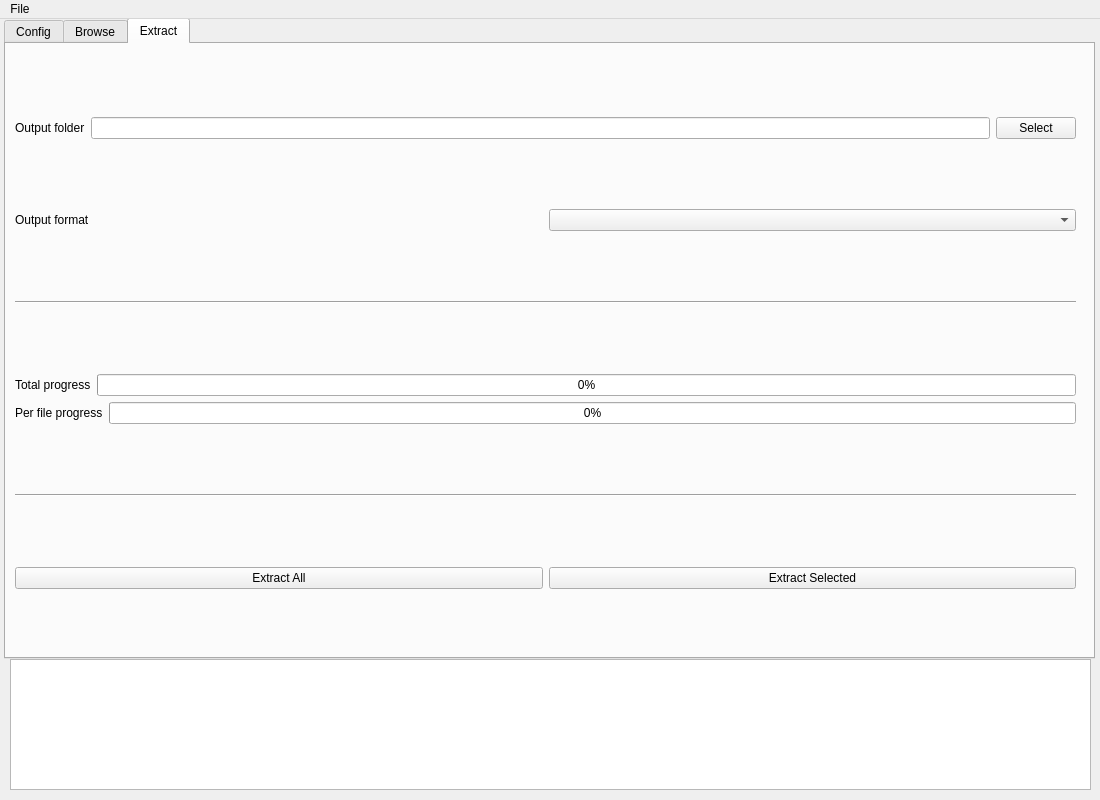
Before: the Qt Designer form gui.ui in Escartem/AnimeWwise, drawn with Qt 5.
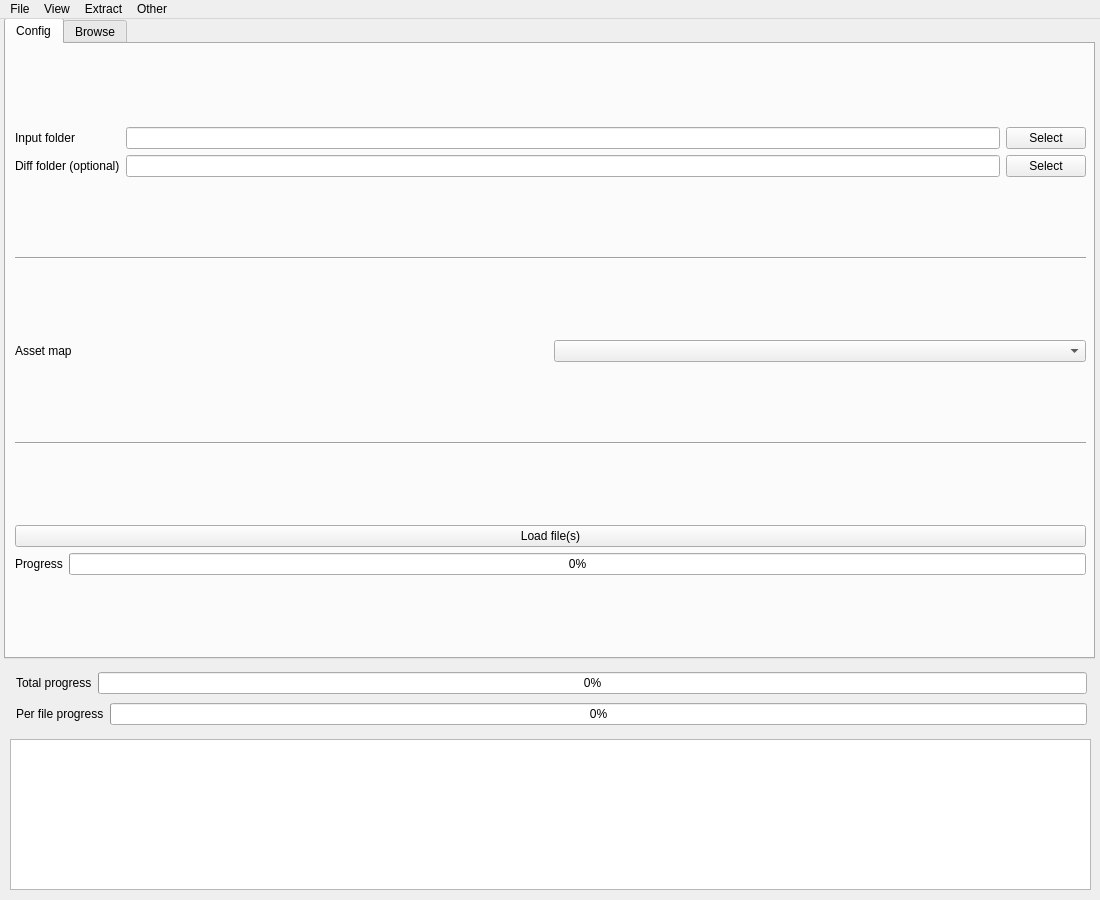
After: the same form once the commit is applied. The open tabs and pages were chosen to show the change.

Diff of the .ui file:
```diff
--- a/gui.ui
+++ b/gui.ui
@@ -5,24 +5,27 @@
   <property name="windowModality">
    <enum>Qt::NonModal</enum>
   </property>
+  <property name="enabled">
+   <bool>true</bool>
+  </property>
   <property name="geometry">
    <rect>
     <x>0</x>
     <y>0</y>
     <width>1100</width>
-    <height>800</height>
+    <height>900</height>
    </rect>
   </property>
   <property name="minimumSize">
    <size>
     <width>1100</width>
-    <height>800</height>
+    <height>900</height>
    </size>
   </property>
   <property name="maximumSize">
    <size>
     <width>1100</width>
-    <height>800</height>
+    <height>900</height>
    </size>
   </property>
   <property name="windowTitle">
@@ -235,135 +238,46 @@
        <string>Search something...</string>
       </property>
      </widget>
-    </widget>
-    <widget class="QWidget" name="extractTab">
-     <attribute name="title">
-      <string>Extract</string>
-     </attribute>
-     <widget class="QWidget" name="verticalLayoutWidget_2">
+     <widget class="QWidget" name="horizontalLayoutWidget">
       <property name="geometry">
        <rect>
-        <x>9</x>
-        <y>9</y>
-        <width>1061</width>
-        <height>601</height>
+        <x>0</x>
+        <y>580</y>
+        <width>1081</width>
+        <height>31</height>
        </rect>
       </property>
-      <layout class="QVBoxLayout" name="mainVLayout2">
+      <layout class="QHBoxLayout" name="horizontalLayout">
        <item>
-        <layout class="QHBoxLayout" name="outputLayout">
-         <item>
-          <widget class="QLabel" name="outputLabel">
-           <property name="text">
-            <string>Output folder</string>
-           </property>
-          </widget>
-         </item>
-         <item>
-          <widget class="QLineEdit" name="outputPath">
-           <property name="readOnly">
-            <bool>true</bool>
-           </property>
-          </widget>
-         </item>
-         <item>
-          <widget class="QPushButton" name="changeOutput">
-           <property name="text">
-            <string>Select</string>
-           </property>
-          </widget>
-         </item>
-        </layout>
+        <widget class="QLabel" name="audioInfoLabel">
+         <property name="text">
+          <string>sample_long_name.wem | Duration : 00:00 | Stereo (48000Hz)</string>
+         </property>
+        </widget>
        </item>
        <item>
-        <layout class="QHBoxLayout" name="outputFormatLayout">
-         <item>
-          <widget class="QLabel" name="outputFormatLabel">
-           <property name="text">
-            <string>Output format</string>
-           </property>
-          </widget>
-         </item>
-         <item>
-          <widget class="QComboBox" name="outputFormat">
-           <property name="currentText">
-            <string/>
-           </property>
-          </widget>
-         </item>
-        </layout>
-       </item>
-       <item>
-        <widget class="Line" name="separatorC">
-         <property name="orientation">
-          <enum>Qt::Horizontal</enum>
+        <widget class="QLabel" name="audioPlayPadding">
+         <property name="text">
+          <string/>
          </property>
         </widget>
        </item>
        <item>
-        <layout class="QVBoxLayout" name="progressWrapperLayout">
-         <item>
-          <layout class="QHBoxLayout" name="totalProgressLayout">
-           <item>
-            <widget class="QLabel" name="totalProgressLabel">
-             <property name="text">
-              <string>Total progress</string>
-             </property>
-            </widget>
-           </item>
-           <item>
-            <widget class="QProgressBar" name="totalProgress">
-             <property name="value">
-              <number>0</number>
-             </property>
-            </widget>
-           </item>
-          </layout>
-         </item>
-         <item>
-          <layout class="QHBoxLayout" name="fileProgressLayout">
-           <item>
-            <widget class="QLabel" name="fileProgressLabel">
-             <property name="text">
-              <string>Per file progress</string>
-             </property>
-            </widget>
-           </item>
-           <item>
-            <widget class="QProgressBar" name="fileProgress">
-             <property name="value">
-              <number>0</number>
-             </property>
-            </widget>
-           </item>
-          </layout>
-         </item>
-        </layout>
-       </item>
-       <item>
-        <widget class="Line" name="separatorD">
-         <property name="orientation">
-          <enum>Qt::Horizontal</enum>
+        <widget class="QPushButton" name="playAudioBtn">
+         <property name="enabled">
+          <bool>false</bool>
          </property>
         </widget>
        </item>
        <item>
-        <layout class="QHBoxLayout" name="extractLayout">
-         <item>
-          <widget class="QPushButton" name="extractAll">
-           <property name="text">
-            <string>Extract All</string>
-           </property>
-          </widget>
-         </item>
-         <item>
-          <widget class="QPushButton" name="extractSelected">
-           <property name="text">
-            <string>Extract Selected</string>
-           </property>
-          </widget>
-         </item>
-        </layout>
+        <widget class="QPushButton" name="stopAudioBtn">
+         <property name="enabled">
+          <bool>false</bool>
+         </property>
+         <property name="text">
+          <string>Stop</string>
+         </property>
+        </widget>
        </item>
       </layout>
      </widget>
@@ -373,9 +287,9 @@
     <property name="geometry">
      <rect>
       <x>10</x>
-      <y>640</y>
+      <y>720</y>
       <width>1081</width>
-      <height>131</height>
+      <height>151</height>
      </rect>
     </property>
     <property name="maximumSize">
@@ -394,6 +308,54 @@
      <bool>true</bool>
     </property>
    </widget>
+   <widget class="QWidget" name="layoutWidget">
+    <property name="geometry">
+     <rect>
+      <x>16</x>
+      <y>650</y>
+      <width>1071</width>
+      <height>61</height>
+     </rect>
+    </property>
+    <layout class="QVBoxLayout" name="progressWrapperLayout">
+     <item>
+      <layout class="QHBoxLayout" name="totalProgressLayout">
+       <item>
+        <widget class="QLabel" name="totalProgressLabel">
+         <property name="text">
+          <string>Total progress</string>
+         </property>
+        </widget>
+       </item>
+       <item>
+        <widget class="QProgressBar" name="totalProgress">
+         <property name="value">
+          <number>0</number>
+         </property>
+        </widget>
+       </item>
+      </layout>
+     </item>
+     <item>
+      <layout class="QHBoxLayout" name="fileProgressLayout">
+       <item>
+        <widget class="QLabel" name="fileProgressLabel">
+         <property name="text">
+          <string>Per file progress</string>
+         </property>
+        </widget>
+       </item>
+       <item>
+        <widget class="QProgressBar" name="fileProgress">
+         <property name="value">
+          <number>0</number>
+         </property>
+        </widget>
+       </item>
+      </layout>
+     </item>
+    </layout>
+   </widget>
   </widget>
   <widget class="QMenuBar" name="menubar">
    <property name="geometry">
@@ -412,7 +374,40 @@
     <addaction name="separator"/>
     <addaction name="actionExit"/>
    </widget>
+   <widget class="QMenu" name="menuExtract">
+    <property name="title">
+     <string>Extract</string>
+    </property>
+    <widget class="QMenu" name="menuOutput_format">
+     <property name="title">
+      <string>Output format</string>
+     </property>
+     <addaction name="actionformat"/>
+    </widget>
+    <addaction name="menuOutput_format"/>
+    <addaction name="separator"/>
+    <addaction name="actionExtract_All"/>
+    <addaction name="actionExtract_Selected"/>
+   </widget>
+   <widget class="QMenu" name="menuOther">
+    <property name="title">
+     <string>Other</string>
+    </property>
+    <addaction name="actionReport_a_bug"/>
+    <addaction name="actionSource_code"/>
+    <addaction name="actionDiscord"/>
+   </widget>
+   <widget class="QMenu" name="menuView">
+    <property name="title">
+     <string>View</string>
+    </property>
+    <addaction name="actionExpand_all"/>
+    <addaction name="actionCollapse_all"/>
+   </widget>
    <addaction name="menuFile"/>
+   <addaction name="menuView"/>
+   <addaction name="menuExtract"/>
+   <addaction name="menuOther"/>
   </widget>
   <action name="actionnot_working_here_yet">
    <property name="text">
```
Left out of the diff: 65 changed lines with no effect on the pictures.
